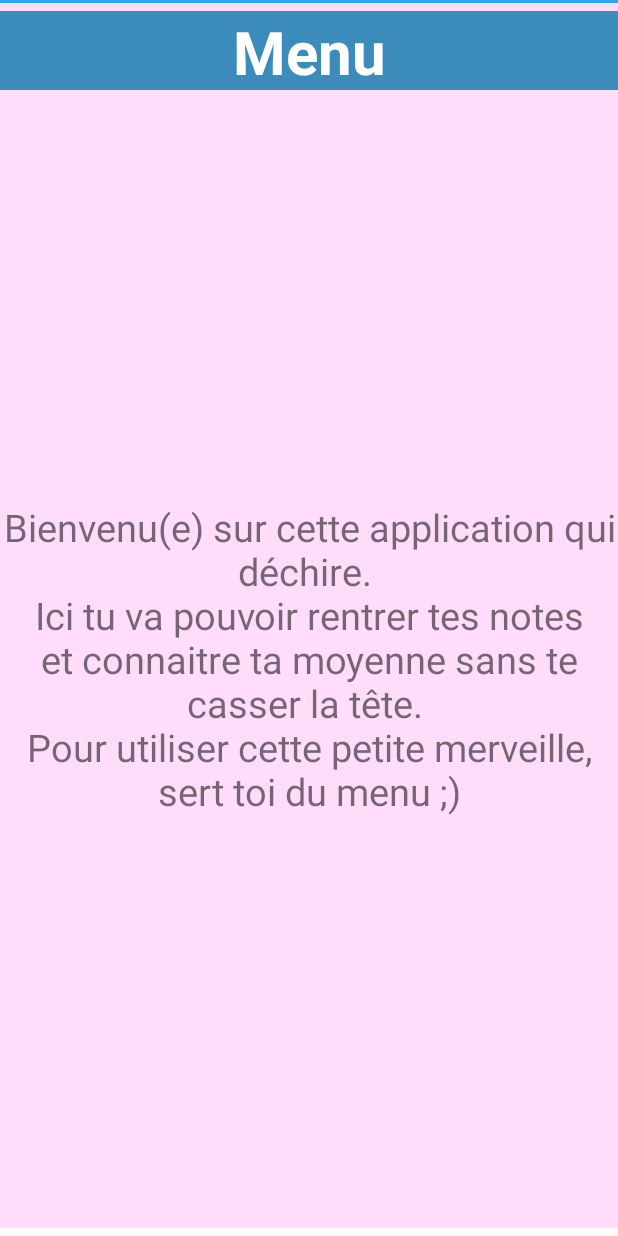
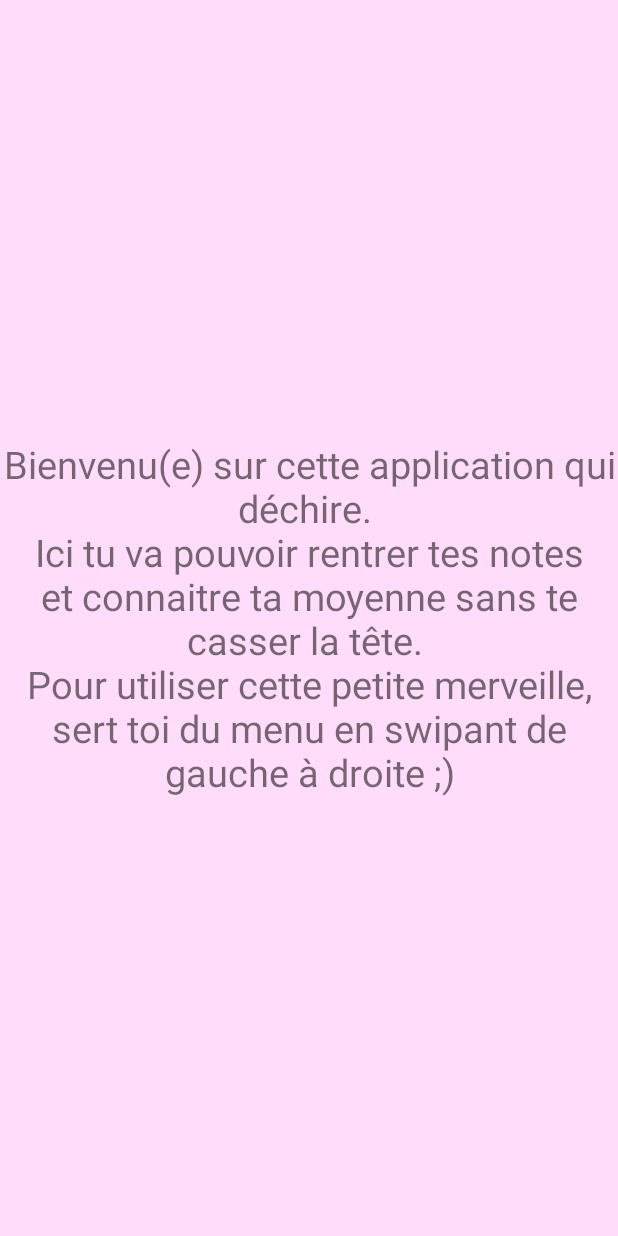
Before and after one commit to startrockque/MesNotesAndroidV4, an Android app: the screen it shows after launch (MainActivity), on a phone screen of 412 x 824 dp. Run offline under Robolectric (Android 15) with nearby library versions, the phone set to English and light mode, and no system bars; libraries missing offline, so code that uses them is left out: com.andreabaccega.widget, com.gitonway.lee, com.special; 20 statements that could not run were skipped.

Commit message:
Fin de la v3

```diff
--- a/app/src/main/java/fabien/mynotes/MainActivity.java
+++ b/app/src/main/java/fabien/mynotes/MainActivity.java
@@ -8,6 +8,8 @@ import android.view.View;
 import android.widget.Toast;
 
 import com.andreabaccega.widget.FormEditText;
+import com.gitonway.lee.niftymodaldialogeffects.lib.Effectstype;
+import com.gitonway.lee.niftymodaldialogeffects.lib.NiftyDialogBuilder;
 import com.special.ResideMenu.ResideMenu;
 import com.special.ResideMenu.ResideMenuItem;
 
@@ -31,6 +33,7 @@ public class MainActivity extends FragmentActivity implements View.OnClickListen
     private ResideMenuItem itemReset;
     private ResideMenuItem itemList;
     private ResideMenuItem itemAdd;
+    private NiftyDialogBuilder dialogBuilder;
 
     @Override
     protected void onCreate(Bundle savedInstanceState) {
@@ -41,6 +44,7 @@ public class MainActivity extends FragmentActivity implements View.OnClickListen
         loadData();
 
         mContext = this;
+        dialogBuilder = NiftyDialogBuilder.getInstance(mContext);
         setUpMenu();
         if( savedInstanceState == null )
             changeFragment(new HomeFragment());
@@ -60,11 +64,6 @@ public class MainActivity extends FragmentActivity implements View.OnClickListen
             totalCoeff += n.getCoeff();
         }
         return totalNote/totalCoeff;
-    }
-
-    public void goToAddNote(View view) {
-        changeFragment(new AddNoteFragment());
-        overridePendingTransition(R.anim.right_to_center, R.anim.center_to_left);
     }
 
     public void addNewNote(Note note) {
@@ -114,7 +113,39 @@ public class MainActivity extends FragmentActivity implements View.OnClickListen
         itemHome.setOnClickListener(this);
         itemList.setOnClickListener(this);
         itemAdd.setOnClickListener(this);
-        itemReset.setOnClickListener(this);
+        itemReset.setOnClickListener(new View.OnClickListener() {
+            @Override
+            public void onClick(View v) {
+                dialogBuilder
+                        .withTitle(getString(R.string.choix_mod_rem))
+                        .withTitleColor(R.color.white_font)
+                        .withDividerColor("#11000000")
+                        .withMessage(getString(R.string.reset_message))
+                        .withMessageColor("#FFFFFFFF")
+                        .withDialogColor("#FFE74C3C")
+                        .isCancelableOnTouchOutside(true)
+                        .withDuration(700)
+                        .withEffect(Effectstype.Shake)
+                        .withButton1Text(getString(R.string.cancel))
+                        .withButton2Text(getString(R.string.confirm))
+                        .setButton1Click(new View.OnClickListener() {
+                            @Override
+                            public void onClick(View v) {
+                                dismiss();
+                            }
+                        })
+                        .setButton2Click(new View.OnClickListener() {
+                            @Override
+                            public void onClick(View v) {
+                                noteBdd.dropTable();
+                                loadData();
+                                dismiss();
+                                changeFragment(new HomeFragment());
+                            }
+                        })
+                        .show();
+            }
+        });
 
         resideMenu.addMenuItem(itemHome, ResideMenu.DIRECTION_LEFT);
         resideMenu.addMenuItem(itemList, ResideMenu.DIRECTION_LEFT);
@@ -122,13 +153,7 @@ public class MainActivity extends FragmentActivity implements View.OnClickListen
         resideMenu.addMenuItem(itemReset, ResideMenu.DIRECTION_LEFT);
 
         // You can disable a direction by setting ->
-        // resideMenu.setSwipeDirectionDisable(ResideMenu.DIRECTION_RIGHT);
-        findViewById(R.id.menu).setOnClickListener(new View.OnClickListener() {
-            @Override
-            public void onClick(View view) {
-                resideMenu.openMenu(ResideMenu.DIRECTION_LEFT);
-            }
-        });
+         resideMenu.setSwipeDirectionDisable(ResideMenu.DIRECTION_RIGHT);
     }
 
     @Override
@@ -139,10 +164,6 @@ public class MainActivity extends FragmentActivity implements View.OnClickListen
     @Override
     public void onClick(View view) {
         if (view == itemHome){
-            changeFragment(new HomeFragment());
-        }else if (view == itemReset){
-            noteBdd.dropTable();
-            loadData();
             changeFragment(new HomeFragment());
         }else if (view == itemList){
             changeFragment(new ListFragment());
@@ -161,6 +182,10 @@ public class MainActivity extends FragmentActivity implements View.OnClickListen
                 .commit();
     }
 
+    public void dismiss() {
+        dialogBuilder.dismiss();
+    }
+
     public ResideMenu getResideMenu(){
         return resideMenu;
     }
--- a/app/src/main/res/layout/main.xml
+++ b/app/src/main/res/layout/main.xml
@@ -6,44 +6,7 @@
     android:layout_height="match_parent"
     android:background="@color/gris_clair"
     android:orientation="vertical"
-    android:layout_marginBottom="5dp"
     tools:context=".MainActivity">
-
-    <LinearLayout
-        android:layout_width="match_parent"
-        android:layout_height="60dp"
-        android:orientation="vertical">
-
-        <ImageView
-            android:layout_width="match_parent"
-            android:layout_height="2dp"
-            android:background="#2ea3fe"
-            android:layout_marginBottom="5dp"/>
-
-        <FrameLayout
-            android:id="@+id/menu"
-            android:layout_width="match_parent"
-            android:layout_height="wrap_content"
-            android:background="@color/background_menu_entete">
-
-            <TextView
-                android:id="@+id/titre_bienvenue"
-                android:text="@string/titre_menu"
-                android:layout_width="match_parent"
-                android:layout_height="50dp"
-                android:layout_toRightOf="@+id/btn_menu"
-                android:textSize="40sp"
-                android:textColor="@color/white_font"
-                android:textStyle="bold"
-                android:gravity="center_horizontal"
-                android:layout_marginBottom="5dp"/>
-        </FrameLayout>
-
-        <ImageView
-            android:layout_width="match_parent"
-            android:layout_height="5dp"
-            android:background="#ebebeb"/>
-    </LinearLayout>
 
     <FrameLayout
         android:layout_width="match_parent"
--- a/app/src/main/res/values-w820dp/strings.xml
+++ b/app/src/main/res/values-w820dp/strings.xml
@@ -10,5 +10,8 @@
     <string name="menu_reset">Remise à zéro</string>
     <string name="menu_liste">Liste des notes</string>
     <string name="menu_add">Ajouter une note</string>
-    <string name="txt_home">Bienvenu(e) sur cette application qui déchire. \nIci tu va pouvoir rentrer tes notes et connaitre ta moyenne sans te casser la tête. \nPour utiliser cette petite merveille, sert toi du menu ;)</string>
+    <string name="txt_home">Bienvenu(e) sur cette application qui déchire. \nIci tu va pouvoir rentrer tes notes et connaitre ta moyenne sans te casser la tête. \nPour utiliser cette petite merveille, sert toi du menu en swipant de gauche à droite ;)</string>
+    <string name="reset_message">Attention ! Cette action supprimera toutes les notes que vous avez renseigné !</string>
+    <string name="cancel">Annuler</string>
+    <string name="confirm">Confirmer</string>
 </resources>
--- a/app/src/main/res/values/strings.xml
+++ b/app/src/main/res/values/strings.xml
@@ -30,5 +30,8 @@
     <string name="menu_reset">Remise à zéro</string>
     <string name="menu_liste">Liste des notes</string>
     <string name="menu_add">Ajouter une note</string>
-    <string name="txt_home">Bienvenu(e) sur cette application qui déchire. \nIci tu va pouvoir rentrer tes notes et connaitre ta moyenne sans te casser la tête. \nPour utiliser cette petite merveille, sert toi du menu ;)</string>
+    <string name="txt_home">Bienvenu(e) sur cette application qui déchire. \nIci tu va pouvoir rentrer tes notes et connaitre ta moyenne sans te casser la tête. \nPour utiliser cette petite merveille, sert toi du menu en swipant de gauche à droite ;)</string>
+    <string name="reset_message">Attention ! Cette action supprimera toutes les notes que vous avez renseigné !</string>
+    <string name="cancel">Annuler</string>
+    <string name="confirm">Confirmer</string>
 </resources>
--- a/app/src/main/res/values/styles.xml
+++ b/app/src/main/res/values/styles.xml
@@ -17,6 +17,6 @@
 
     <style name="une_note">
         <item name="android:layout_width">match_parent</item>
-        <item name="android:layout_height">100dp</item>
+        <item name="android:layout_height">80dp</item>
     </style>
 </resources>
```
Also changed, not shown: app/src/main/java/fabien/mynotes/ListFragment.java (+2 -6 lines), app/src/main/res/layout/list_notes.xml (+21 -35 lines), app/src/main/res/values/colors.xml (+7 -0 lines), 3 other files.
